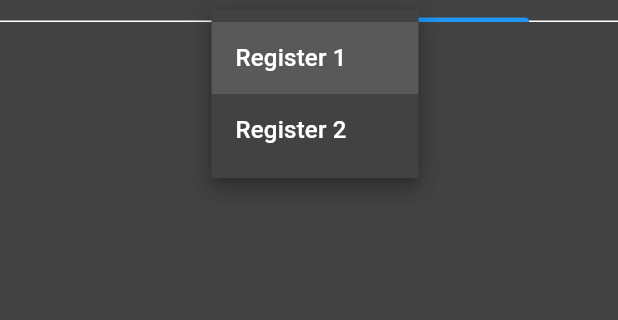
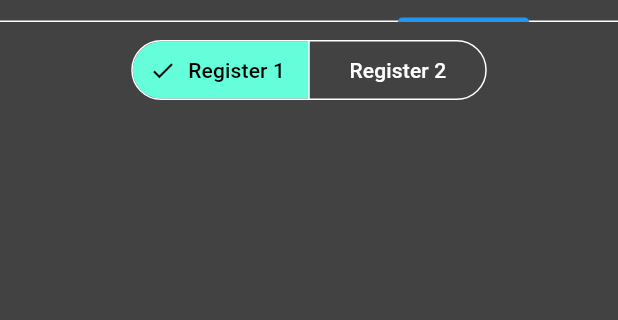
Before and after one commit to Defaulti0/flutter_calculator, a Flutter app: the screen it shows after launch, tab 2 chosen, after a tap on "Register 1", on a phone screen of 412 x 824 dp, the part 173-493 px from its top. Run offline on Flutter 3.47's test engine with Material 3 defaults, Android fonts, the phone set to English and light mode, and no system bars; drawn by our look-alikes of dynamic_color; our stand-ins replace cloud_firestore, currency_text_input_formatter, firebase_core; accounts and stored records are empty.

Commit message:
Fixed listtile scrolling and changed dropdown to segmented button

```diff
--- a/lib/register_log.dart
+++ b/lib/register_log.dart
@@ -1,7 +1,6 @@
 import 'package:cloud_firestore/cloud_firestore.dart';
 import 'package:flutter/material.dart';
 import 'package:intl/intl.dart';
-// import 'package:supabase_flutter/supabase_flutter.dart';
 
 class RegisterLog extends StatefulWidget {
   const RegisterLog({super.key});
@@ -57,28 +56,32 @@ class RegisterLogState extends State<RegisterLog> {
           Row(
             mainAxisAlignment: MainAxisAlignment.center,
             children: [
-              DropdownButton<String>(
-                items: const [
-                  DropdownMenuItem(
+              Container(
+                padding: const EdgeInsets.all(8.0),
+                child: SegmentedButton(
+                  segments: const <ButtonSegment<String>>[
+                    ButtonSegment(
                       value: "Register_1",
-                    child: Text("Register 1"),
+                      label: Text("Register 1"),
                     ),
-                  DropdownMenuItem(
+                    ButtonSegment(
                       value: "Register_2",
-                    child: Text("Register 2"),
+                      label: Text("Register 2"),
                     ),
                   ],
-                value: regType,
-                onChanged: (value) {
+                  selected: <String>{regType},
+                  onSelectionChanged: (Set<String> newSelection) {
                     setState(() {
-                    regType = value!;
+                      regType = newSelection.first;
                       updateList(regType);
                     });
                   },
                 ),
+              )
             ],
           ),
-          RefreshIndicator(
+          Expanded(
+            child: RefreshIndicator(
               onRefresh: () async {
                 setState(() {
                   future = getReg(regType);
@@ -113,7 +116,8 @@ class RegisterLogState extends State<RegisterLog> {
                       Text('Twenties: \$${oCcy.format(reg['Twenties'] ?? 0)}'),
                       Text('Extra: \$${oCcy.format(reg['Extra'] ?? 0)}'),
                       Text('Status: ${reg['Status'] ?? 'Unknown'}'),
-                    Text('Total: \$${(reg['Total'] ?? 0).toStringAsFixed(2)}'),
+                      Text(
+                          'Total: \$${(reg['Total'] ?? 0).toStringAsFixed(2)}'),
                       Text(
                           'Cash Sales: \$${(reg['CashSales'] ?? 0).toStringAsFixed(2)}'),
                     ],
@@ -122,6 +126,7 @@ class RegisterLogState extends State<RegisterLog> {
                 physics: const AlwaysScrollableScrollPhysics(),
               ),
             ),
+          )
         ]);
       },
     );
```
Lines whose indentation alone changed are shown as unchanged.
